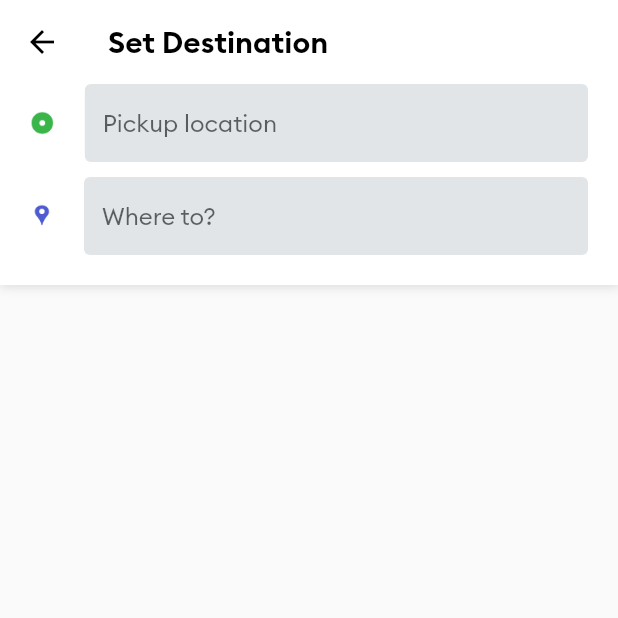
After one commit to Khurshidddbek/taxigo, a Flutter app: the screen it shows after launch, after a tap on "Search destination", on a phone screen of 412 x 824 dp, the top half of it. The commit adds this screen. Run offline on Flutter 3.47's test engine with Material 2 defaults, Android fonts, the phone set to English and light mode, and no system bars; our stand-ins replace firebase_auth, firebase_core, firebase_database, flutter_svg, geolocator, internet_connection_checker; missing offline and left inert: yandex_geocoder, yandex_mapkit; accounts and stored records are empty; statements that could not run were skipped.

Commit message:
Implemented Search Page

```diff
--- a/lib/main.dart
+++ b/lib/main.dart
@@ -6,6 +6,7 @@ import 'package:taxigo/firebase_options.dart';
 import 'package:taxigo/screens/login_page.dart';
 import 'package:taxigo/screens/main_page.dart';
 import 'package:taxigo/screens/registration_page.dart';
+import 'package:taxigo/screens/search_page.dart';
 
 void main() async {
   // Firebase init
@@ -34,6 +35,7 @@ class MyApp extends StatelessWidget {
           LoginPage.id: (context) => const LoginPage(),
           RegistrationPage.id: (context) => const RegistrationPage(),
           MainPage.id: (context) => const MainPage(),
+          SearchPage.id: (context) => const SearchPage(),
         },
       ),
     );
--- a/lib/screens/main_page.dart
+++ b/lib/screens/main_page.dart
@@ -6,6 +6,7 @@ import 'package:provider/provider.dart';
 import 'package:taxigo/datamodels/address.dart' as address;
 import 'package:taxigo/dataprovider/app_data.dart';
 import 'package:taxigo/domains/location_service.dart';
+import 'package:taxigo/screens/search_page.dart';
 import 'package:yandex_geocoder/yandex_geocoder.dart';
 import 'package:yandex_mapkit/yandex_mapkit.dart' as y_mapkit;
 
@@ -323,7 +324,11 @@ class _MainPageState extends State<MainPage> {
                         const SizedBox(height: 20),
 
                         // #search
-                        Container(
+                        GestureDetector(
+                          onTap: () {
+                            Navigator.pushNamed(context, SearchPage.id);
+                          },
+                          child: Container(
                             padding: const EdgeInsets.all(12),
                             decoration: BoxDecoration(
                               color: Colors.white,
@@ -346,6 +351,7 @@ class _MainPageState extends State<MainPage> {
                                 SizedBox(width: 10),
                                 Text("Search destination"),
                               ],
+                            ),
                           ),
                         ),
 
--- /dev/null
+++ b/lib/screens/search_page.dart
@@ -0,0 +1,104 @@
+import 'package:flutter/material.dart';
+import 'package:taxigo/brand_colors.dart';
+
+class SearchPage extends StatefulWidget {
+  static const String id = "search_page";
+  const SearchPage({super.key});
+
+  @override
+  State<SearchPage> createState() => _SearchPageState();
+}
+
+class _SearchPageState extends State<SearchPage> {
+  @override
+  Widget build(BuildContext context) {
+    return Scaffold(
+      appBar: AppBar(
+        title: const Text(
+          "Set Destination",
+          style: TextStyle(fontFamily: "Brand-Bold", color: Colors.black),
+        ),
+        leading: const BackButton(color: Colors.black),
+        backgroundColor: Colors.white,
+        elevation: 0,
+      ),
+      body: Column(
+        children: [
+          // #textfields
+          Container(
+            padding: const EdgeInsets.only(left: 20, right: 20, bottom: 20),
+            decoration: const BoxDecoration(
+              color: Colors.white,
+              boxShadow: [
+                BoxShadow(
+                  color: Colors.black12,
+                  blurRadius: 5,
+                  spreadRadius: .5,
+                  offset: Offset(.7, .7),
+                ),
+              ],
+            ),
+            child: Column(
+              mainAxisSize: MainAxisSize.min,
+              children: [
+                // #current location
+                Row(
+                  children: [
+                    Image.asset(
+                      "assets/images/pickicon.png",
+                      height: 16,
+                    ),
+                    const SizedBox(width: 20),
+                    const Expanded(
+                      child: TextField(
+                        decoration: InputDecoration(
+                          hintText: "Pickup location",
+                          border: OutlineInputBorder(
+                            borderRadius: BorderRadius.all(Radius.circular(4)),
+                            borderSide: BorderSide.none,
+                          ),
+                          fillColor: BrandColors.lightGrayFair,
+                          filled: true,
+                          isDense: true,
+                        ),
+                      ),
+                    ),
+                  ],
+                ),
+
+                const SizedBox(height: 10),
+
+                // #to location
+                Row(
+                  children: [
+                    Image.asset(
+                      "assets/images/desticon.png",
+                      height: 16,
+                    ),
+                    const SizedBox(width: 20),
+                    const Expanded(
+                      child: TextField(
+                        decoration: InputDecoration(
+                          hintText: "Where to?",
+                          border: OutlineInputBorder(
+                            borderRadius: BorderRadius.all(Radius.circular(4)),
+                            borderSide: BorderSide.none,
+                          ),
+                          fillColor: BrandColors.lightGrayFair,
+                          filled: true,
+                          isDense: true,
+                        ),
+                      ),
+                    ),
+                  ],
+                ),
+              ],
+            ),
+          ),
+
+          // #search results
+        ],
+      ),
+    );
+  }
+}
```
Lines whose indentation alone changed are shown as unchanged.
